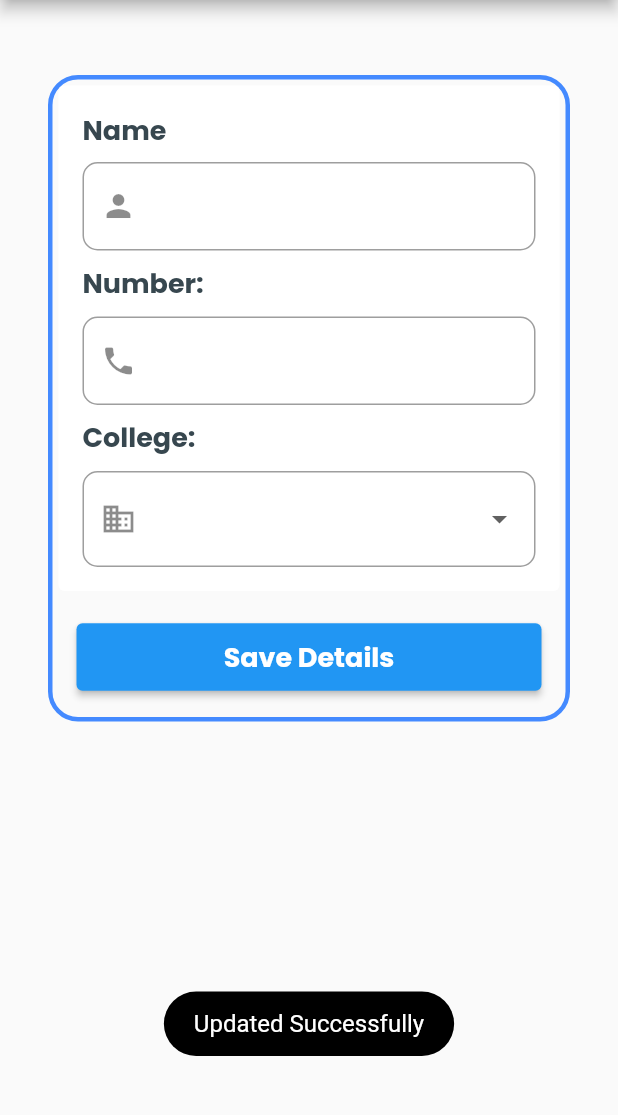
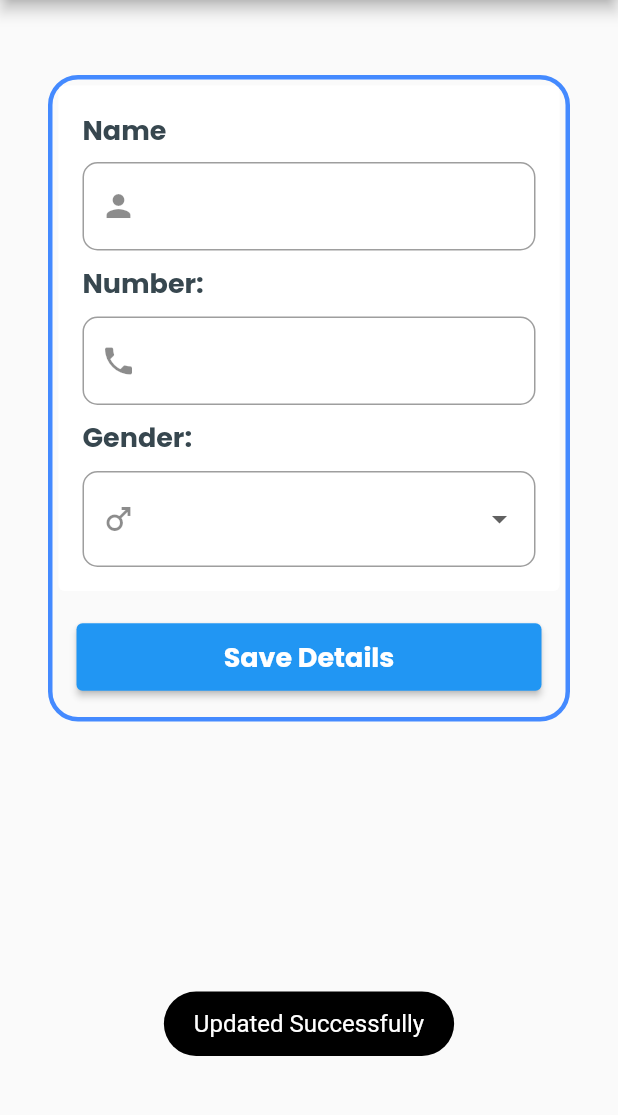
Before and after one commit to Palash2911/T-vis, a Flutter app: the ProfileDetailsPage screen opened directly, after a tap on "Save Details", on a phone screen of 412 x 824 dp, the part 84-1199 px from its top. Run offline on Flutter 3.47's test engine with Material 2 defaults, Android fonts, the phone set to English and light mode, and no system bars; our stand-ins replace cloud_firestore, curved_navigation_bar, firebase_auth, firebase_core, fluttertoast, google_fonts and 2 more; missing offline and left inert: mobile_scanner; accounts and stored records are empty.

Commit message:
Added Vehicle Type, Gender and Profile Pic

```diff
--- a/lib/Screens/Profile/ProfileDetailsScreen.dart
+++ b/lib/Screens/Profile/ProfileDetailsScreen.dart
@@ -14,11 +14,11 @@ class ProfileDetailsPage extends StatefulWidget {
 
 class _ProfileDetailsPageState extends State<ProfileDetailsPage> {
   final TextEditingController _namecontroller = TextEditingController();
+  final TextEditingController _gendercontroller = TextEditingController();
   final TextEditingController _phoneNocontroller = TextEditingController();
-  final TextEditingController _collegecontroller = TextEditingController();
   String get name => _namecontroller.text;
   String get phoneNo => _phoneNocontroller.text;
-  String get cllg => _collegecontroller.text;
+  String get gender => _gendercontroller.text;
   @override
   void initState() {
     getDetails();
@@ -29,12 +29,12 @@ class _ProfileDetailsPageState extends State<ProfileDetailsPage> {
     setState(() {
       _namecontroller.text = temp['name'].toString();
       _phoneNocontroller.text = temp['num'].toString();
-      _collegecontroller.text = temp['cllg'].toString();
+      _gendercontroller.text = temp['gender'].toString();
     });
   }
 
   Future<bool> updateDetails() async{
-      var update = await widget.auth.updateUser(name, phoneNo, cllg);
+      var update = await widget.auth.updateUser(name, phoneNo, gender);
       return update;
   }
 
@@ -117,7 +117,7 @@ class _ProfileDetailsPageState extends State<ProfileDetailsPage> {
                               text: TextSpan(
                                 children: <TextSpan>[
                                   TextSpan(
-                                    text: 'College: ',
+                                    text: 'Gender: ',
                                     style: kprofileDescriptionText,
                                   ),
                                 ],
@@ -126,20 +126,20 @@ class _ProfileDetailsPageState extends State<ProfileDetailsPage> {
                             const SizedBox(height: 9.0),
                             DropdownButtonFormField(
                               decoration: InputDecoration(
-                                prefixIcon: const Icon(Icons.business),
+                                prefixIcon: const Icon(Icons.male),
                                 border: OutlineInputBorder(
                                   borderRadius: BorderRadius.circular(10),
                                 ),
                               ),
-                              value: cllg.isEmpty?null:cllg,
+                              value: gender.isEmpty?null:gender,
                               items:
-                                  ['DYPCOE', 'DYPIMR', 'DYPARC'].map((college) {
+                                  ['Male', 'Female'].map((gen) {
                                 return DropdownMenuItem(
-                                  value: college,
-                                  child: Text(college),
+                                  value: gen,
+                                  child: Text(gen),
                                   onTap: () {
                                     setState(() {
-                                      _collegecontroller.text = college;
+                                      _gendercontroller.text = gen;
                                     });
                                   },
                                 );
--- a/lib/Services/firebaseAuth.dart
+++ b/lib/Services/firebaseAuth.dart
@@ -15,9 +15,9 @@ abstract class AuthClass {
   Future<bool> verifyOtp(String otp);
   Future<bool> checkUser();
   Future<String> registerUser(
-      String name, String vehicleNo, String vehicleName, String college);
-  Future<bool> updateUser(String name, String phoneNo, String college);
-  Future<bool> updateVehicle(String vname, String vNo);
+      String name, String vehicleNo, String vehicleType, String college, String gender);
+  Future<bool> updateUser(String name, String phoneNo, String gender);
+  Future<bool> updateVehicle(String vType, String vNo, String college);
   Future<Map<String, Object>> getUserDetails(String uid);
   Future<bool> updateStatus(String st, String uid);
   List<Trips> tripsFromFirestore(QuerySnapshot snapshot);
@@ -95,7 +95,7 @@ class Auth implements AuthClass {
 
   @override
   Future<String> registerUser(
-      String name, String vehicleNo, String vehicleName, String college) async {
+      String name, String vehicleNo, String vehicleType, String college, String gender) async {
     try {
       final auth = FirebaseAuth.instance.currentUser;
       CollectionReference users =
@@ -103,8 +103,9 @@ class Auth implements AuthClass {
       var uid = _auth.currentUser?.uid;
       users.doc(auth?.uid.toString()).set({
         'Name': name,
+        'Gender': gender,
         'VehicleNo': vehicleNo,
-        'VehicleName': vehicleName,
+        'VehicleType': vehicleType,
         'College': college,
         'PhoneNo': auth?.phoneNumber,
         'UserID': auth?.uid.substring(0, 7),
@@ -125,9 +126,10 @@ class Auth implements AuthClass {
       String name = "";
       String? num = "";
       String cllg = "";
-      String vname = "";
+      String vtype = "";
       String vno = "";
       String uid = "";
+      String gender = "";
       String? uuuid = _auth.currentUser?.uid;
       bool status = false;
       if (uuid!.isNotEmpty) {
@@ -137,19 +139,21 @@ class Auth implements AuthClass {
         Map<String, dynamic> data = query.data() as Map<String, dynamic>;
         name = data["Name"].toString();
         cllg = data["College"].toString();
-        vname = data["VehicleName"].toString();
+        vtype = data["VehicleType"].toString();
         vno = data["VehicleNo"].toString();
         status = data["Status"];
         uid = data["UserID"];
+        gender = data["Gender"];
       });
       num = _auth.currentUser?.phoneNumber;
       return {
         'name': name,
         'num': num.toString(),
         'cllg': cllg,
-        'vname': vname,
+        'vtype': vtype,
         'vno': vno,
         'status': status,
+        'gender': gender,
         'uid': uid,
         'uuid': uuuid!,
       };
@@ -160,14 +164,14 @@ class Auth implements AuthClass {
   }
 
   @override
-  Future<bool> updateUser(String name, String phoneNo, String college) async {
+  Future<bool> updateUser(String name, String phoneNo, String gender) async {
     try {
       CollectionReference users =
           FirebaseFirestore.instance.collection('Users');
       users.doc(_auth.currentUser?.uid).update({
         "Name": name,
+        "Gender": gender,
         "PhoneNo": phoneNo,
-        "College": college,
       });
       return true;
     } catch (e) {
@@ -177,13 +181,14 @@ class Auth implements AuthClass {
   }
 
   @override
-  Future<bool> updateVehicle(String vname, String vNo) async {
+  Future<bool> updateVehicle(String vtype, String vNo, String college) async {
     try {
       CollectionReference users =
           FirebaseFirestore.instance.collection('Users');
       users.doc(_auth.currentUser?.uid).update({
         'VehicleNo': vNo,
-        'VehicleName': vname,
+        'VehicleType': vtype,
+        "College": college,
       });
       return true;
     } catch (e) {
--- a/lib/Widgets/profileCard.dart
+++ b/lib/Widgets/profileCard.dart
@@ -14,6 +14,8 @@ class ProfileCard extends StatefulWidget {
 class _ProfileCardState extends State<ProfileCard> {
   String name = "Your Name";
   String uid = "";
+  bool gender = true;
+
   @override
   void initState() {
     super.initState();
@@ -25,6 +27,9 @@ class _ProfileCardState extends State<ProfileCard> {
     setState(() {
       name = temp['name'].toString();
       uid = temp['uid'].toString();
+      if (temp['gender'].toString() == "Male") {
+        gender = false;
+      }
     });
   }
 
@@ -58,16 +63,29 @@ class _ProfileCardState extends State<ProfileCard> {
               ),
             ],
           ),
-          Container(
+          gender
+              ? Container(
                   margin: const EdgeInsets.fromLTRB(11, 0, 0, 0),
                   height: 100,
                   width: 100,
                   child: const CircleAvatar(
                     backgroundImage: AssetImage(
-                  'assets/images/profile.png',
+                      'assets/images/profilefemale.png',
                     ),
                     radius: 70,
-              )),
+                  ),
+                )
+              : Container(
+                  margin: const EdgeInsets.fromLTRB(11, 0, 0, 0),
+                  height: 100,
+                  width: 100,
+                  child: const CircleAvatar(
+                    backgroundImage: AssetImage(
+                      'assets/images/profilemale.png',
+                    ),
+                    radius: 70,
+                  ),
+                ),
         ],
       ),
     );
```
Also changed, not shown: lib/Screens/Profile/VechicalDetailsScreen.dart (+58 -11 lines), lib/Screens/RegisterScreen.dart (+42 -10 lines), assets/images/profilefemale.png (added), assets/images/profilemale.png (renamed from assets/images/profile.png). Lines whose indentation alone changed are shown as unchanged.
